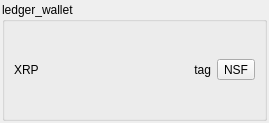
Qt form src/widgets/wallet_widget.ui (biddisco/lxqt-build-tools) before a commit.
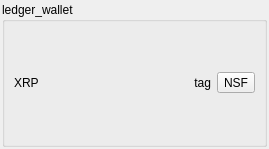
The same form after that commit.

```diff
--- a/src/widgets/wallet_widget.ui
+++ b/src/widgets/wallet_widget.ui
@@ -7,7 +7,7 @@
     <x>0</x>
     <y>0</y>
     <width>269</width>
-    <height>123</height>
+    <height>149</height>
    </rect>
   </property>
   <property name="windowTitle">
```
Left out of the diff: 3 changed lines with no effect on the pictures.
